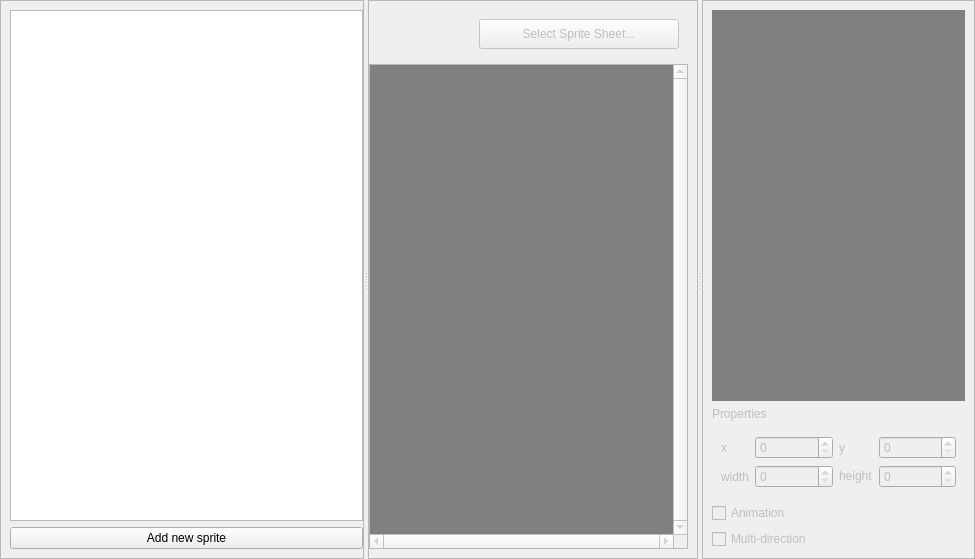
Qt form forms/spritesWidget.ui (PtiLuky/dummyeditor) before a commit.
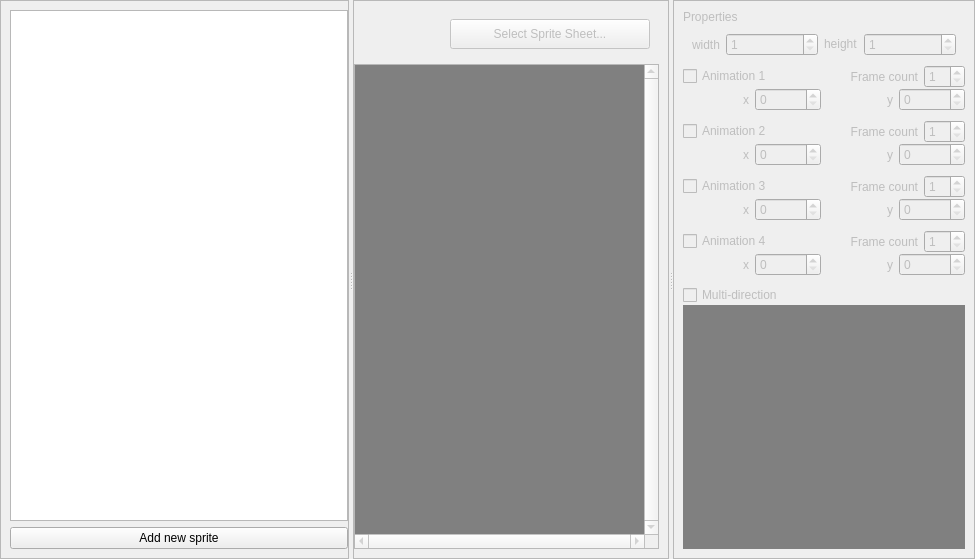
The same form after that commit.

Commit message: Complete Sprite tab

```diff
--- a/forms/spritesWidget.ui
+++ b/forms/spritesWidget.ui
@@ -167,7 +167,7 @@
               <rect>
                <x>0</x>
                <y>0</y>
-               <width>301</width>
+               <width>284</width>
                <height>466</height>
               </rect>
              </property>
@@ -219,16 +219,9 @@
        <enum>QFrame::Raised</enum>
       </property>
       <layout class="QVBoxLayout" name="verticalLayout_3">
-       <item>
-        <widget class="QLabel" name="image_preview">
-         <property name="styleSheet">
-          <string notr="true">background:grey</string>
-         </property>
-         <property name="text">
-          <string/>
-         </property>
-        </widget>
-       </item>
+       <property name="spacing">
+        <number>0</number>
+       </property>
        <item>
         <widget class="QLabel" name="label_2">
          <property name="sizePolicy">
@@ -250,21 +243,8 @@
            <verstretch>0</verstretch>
           </sizepolicy>
          </property>
-         <layout class="QGridLayout" name="gridLayout">
-          <item row="0" column="0">
-           <widget class="QLabel" name="lbl_x">
-            <property name="text">
-             <string>x</string>
-            </property>
-           </widget>
-          </item>
-          <item row="2" column="1">
-           <widget class="QSpinBox" name="input_width"/>
-          </item>
-          <item row="0" column="1">
-           <widget class="QSpinBox" name="input_x"/>
-          </item>
-          <item row="2" column="0">
+         <layout class="QHBoxLayout" name="horizontalLayout_8">
+          <item>
            <widget class="QLabel" name="lbl_width">
             <property name="sizePolicy">
              <sizepolicy hsizetype="Fixed" vsizetype="Preferred">
@@ -277,17 +257,14 @@
             </property>
            </widget>
           </item>
-          <item row="0" column="2">
-           <widget class="QLabel" name="lbl_y">
-            <property name="text">
-             <string>y</string>
+          <item>
+           <widget class="QSpinBox" name="input_width">
+            <property name="minimum">
+             <number>1</number>
             </property>
            </widget>
           </item>
-          <item row="0" column="3">
-           <widget class="QSpinBox" name="input_y"/>
-          </item>
-          <item row="2" column="2">
+          <item>
            <widget class="QLabel" name="lbl_height">
             <property name="sizePolicy">
              <sizepolicy hsizetype="Fixed" vsizetype="Fixed">
@@ -300,32 +277,461 @@
             </property>
            </widget>
           </item>
-          <item row="2" column="3">
-           <widget class="QSpinBox" name="input_height"/>
+          <item>
+           <widget class="QSpinBox" name="input_height">
+            <property name="minimum">
+             <number>1</number>
+            </property>
+           </widget>
           </item>
          </layout>
         </widget>
        </item>
        <item>
-        <widget class="QCheckBox" name="check_useAnimation">
-         <property name="enabled">
-          <bool>false</bool>
+        <widget class="QFrame" name="panel_anim1">
+         <property name="sizePolicy">
+          <sizepolicy hsizetype="Preferred" vsizetype="Fixed">
+           <horstretch>0</horstretch>
+           <verstretch>0</verstretch>
+          </sizepolicy>
          </property>
-         <property name="text">
-          <string>Animation</string>
+         <layout class="QHBoxLayout" name="horizontalLayout_5">
+          <property name="leftMargin">
+           <number>0</number>
+          </property>
+          <property name="topMargin">
+           <number>0</number>
+          </property>
+          <property name="rightMargin">
+           <number>0</number>
+          </property>
+          <property name="bottomMargin">
+           <number>0</number>
+          </property>
+          <item>
+           <widget class="QCheckBox" name="check_anim1">
+            <property name="text">
+             <string>Animation 1</string>
+            </property>
+           </widget>
+          </item>
+          <item>
+           <widget class="QLabel" name="label_3">
+            <property name="text">
+             <string>Frame count</string>
+            </property>
+            <property name="alignment">
+             <set>Qt::AlignRight|Qt::AlignTrailing|Qt::AlignVCenter</set>
+            </property>
+           </widget>
+          </item>
+          <item>
+           <widget class="QSpinBox" name="input_frameCount1">
+            <property name="sizePolicy">
+             <sizepolicy hsizetype="Fixed" vsizetype="Fixed">
+              <horstretch>0</horstretch>
+              <verstretch>0</verstretch>
+             </sizepolicy>
+            </property>
+            <property name="minimum">
+             <number>1</number>
+            </property>
+            <property name="maximum">
+             <number>16</number>
+            </property>
+           </widget>
+          </item>
+         </layout>
+        </widget>
+       </item>
+       <item>
+        <widget class="QFrame" name="panel_anim1_data">
+         <property name="sizePolicy">
+          <sizepolicy hsizetype="Preferred" vsizetype="Fixed">
+           <horstretch>0</horstretch>
+           <verstretch>0</verstretch>
+          </sizepolicy>
          </property>
+         <layout class="QHBoxLayout" name="horizontalLayout_7">
+          <property name="leftMargin">
+           <number>0</number>
+          </property>
+          <property name="topMargin">
+           <number>0</number>
+          </property>
+          <property name="rightMargin">
+           <number>0</number>
+          </property>
+          <property name="bottomMargin">
+           <number>0</number>
+          </property>
+          <item>
+           <widget class="QLabel" name="lbl_x">
+            <property name="text">
+             <string>x</string>
+            </property>
+            <property name="alignment">
+             <set>Qt::AlignRight|Qt::AlignTrailing|Qt::AlignVCenter</set>
+            </property>
+           </widget>
+          </item>
+          <item>
+           <widget class="QSpinBox" name="input_x1"/>
+          </item>
+          <item>
+           <widget class="QLabel" name="lbl_y">
+            <property name="text">
+             <string>y</string>
+            </property>
+            <property name="alignment">
+             <set>Qt::AlignRight|Qt::AlignTrailing|Qt::AlignVCenter</set>
+            </property>
+           </widget>
+          </item>
+          <item>
+           <widget class="QSpinBox" name="input_y1"/>
+          </item>
+         </layout>
+        </widget>
+       </item>
+       <item>
+        <widget class="QFrame" name="panel_anim2">
+         <property name="sizePolicy">
+          <sizepolicy hsizetype="Preferred" vsizetype="Fixed">
+           <horstretch>0</horstretch>
+           <verstretch>0</verstretch>
+          </sizepolicy>
+         </property>
+         <layout class="QHBoxLayout" name="horizontalLayout_6">
+          <property name="leftMargin">
+           <number>0</number>
+          </property>
+          <property name="topMargin">
+           <number>9</number>
+          </property>
+          <property name="rightMargin">
+           <number>0</number>
+          </property>
+          <property name="bottomMargin">
+           <number>0</number>
+          </property>
+          <item>
+           <widget class="QCheckBox" name="check_anim2">
+            <property name="text">
+             <string>Animation 2</string>
+            </property>
+           </widget>
+          </item>
+          <item>
+           <widget class="QLabel" name="label_4">
+            <property name="text">
+             <string>Frame count</string>
+            </property>
+            <property name="alignment">
+             <set>Qt::AlignRight|Qt::AlignTrailing|Qt::AlignVCenter</set>
+            </property>
+           </widget>
+          </item>
+          <item>
+           <widget class="QSpinBox" name="input_frameCount2">
+            <property name="sizePolicy">
+             <sizepolicy hsizetype="Fixed" vsizetype="Fixed">
+              <horstretch>0</horstretch>
+              <verstretch>0</verstretch>
+             </sizepolicy>
+            </property>
+            <property name="minimum">
+             <number>1</number>
+            </property>
+            <property name="maximum">
+             <number>16</number>
+            </property>
+           </widget>
+          </item>
+         </layout>
+        </widget>
+       </item>
+       <item>
+        <widget class="QWidget" name="panel_anim2_data" native="true">
+         <property name="sizePolicy">
+          <sizepolicy hsizetype="Preferred" vsizetype="Fixed">
+           <horstretch>0</horstretch>
+           <verstretch>0</verstretch>
+          </sizepolicy>
+         </property>
+         <layout class="QHBoxLayout" name="horizontalLayout_9">
+          <property name="leftMargin">
+           <number>0</number>
+          </property>
+          <property name="topMargin">
+           <number>0</number>
+          </property>
+          <property name="rightMargin">
+           <number>0</number>
+          </property>
+          <property name="bottomMargin">
+           <number>0</number>
+          </property>
+          <item>
+           <widget class="QLabel" name="label_5">
+            <property name="text">
+             <string>x</string>
+            </property>
+            <property name="alignment">
+             <set>Qt::AlignRight|Qt::AlignTrailing|Qt::AlignVCenter</set>
+            </property>
+           </widget>
+          </item>
+          <item>
+           <widget class="QSpinBox" name="input_x2"/>
+          </item>
+          <item>
+           <widget class="QLabel" name="label_6">
+            <property name="text">
+             <string>y</string>
+            </property>
+            <property name="alignment">
+             <set>Qt::AlignRight|Qt::AlignTrailing|Qt::AlignVCenter</set>
+            </property>
+           </widget>
+          </item>
+          <item>
+           <widget class="QSpinBox" name="input_y2"/>
+          </item>
+         </layout>
+        </widget>
+       </item>
+       <item>
+        <widget class="QFrame" name="panel_anim3">
+         <property name="sizePolicy">
+          <sizepolicy hsizetype="Preferred" vsizetype="Fixed">
+           <horstretch>0</horstretch>
+           <verstretch>0</verstretch>
+          </sizepolicy>
+         </property>
+         <layout class="QHBoxLayout" name="horizontalLayout_10">
+          <property name="leftMargin">
+           <number>0</number>
+          </property>
+          <property name="topMargin">
+           <number>9</number>
+          </property>
+          <property name="rightMargin">
+           <number>0</number>
+          </property>
+          <property name="bottomMargin">
+           <number>0</number>
+          </property>
+          <item>
+           <widget class="QCheckBox" name="check_anim3">
+            <property name="text">
+             <string>Animation 3</string>
+            </property>
+           </widget>
+          </item>
+          <item>
+           <widget class="QLabel" name="label_7">
+            <property name="text">
+             <string>Frame count</string>
+            </property>
+            <property name="alignment">
+             <set>Qt::AlignRight|Qt::AlignTrailing|Qt::AlignVCenter</set>
+            </property>
+           </widget>
+          </item>
+          <item>
+           <widget class="QSpinBox" name="input_frameCount3">
+            <property name="sizePolicy">
+             <sizepolicy hsizetype="Fixed" vsizetype="Fixed">
+              <horstretch>0</horstretch>
+              <verstretch>0</verstretch>
+             </sizepolicy>
+            </property>
+            <property name="minimum">
+             <number>1</number>
+            </property>
+            <property name="maximum">
+             <number>16</number>
+            </property>
+           </widget>
+          </item>
+         </layout>
+        </widget>
+       </item>
+       <item>
+        <widget class="QWidget" name="panel_anim3_data" native="true">
+         <property name="sizePolicy">
+          <sizepolicy hsizetype="Preferred" vsizetype="Fixed">
+           <horstretch>0</horstretch>
+           <verstretch>0</verstretch>
+          </sizepolicy>
+         </property>
+         <layout class="QHBoxLayout" name="horizontalLayout_11">
+          <property name="leftMargin">
+           <number>0</number>
+          </property>
+          <property name="topMargin">
+           <number>0</number>
+          </property>
+          <property name="rightMargin">
+           <number>0</number>
+          </property>
+          <property name="bottomMargin">
+           <number>0</number>
+          </property>
+          <item>
+           <widget class="QLabel" name="label_9">
+            <property name="text">
+             <string>x</string>
+            </property>
+            <property name="alignment">
+             <set>Qt::AlignRight|Qt::AlignTrailing|Qt::AlignVCenter</set>
+            </property>
+           </widget>
+          </item>
+          <item>
+           <widget class="QSpinBox" name="input_x3"/>
+          </item>
+          <item>
+           <widget class="QLabel" name="label_8">
+            <property name="text">
+             <string>y</string>
+            </property>
+            <property name="alignment">
+             <set>Qt::AlignRight|Qt::AlignTrailing|Qt::AlignVCenter</set>
+            </property>
+           </widget>
+          </item>
+          <item>
+           <widget class="QSpinBox" name="input_y3"/>
+          </item>
+         </layout>
+        </widget>
+       </item>
+       <item>
+        <widget class="QWidget" name="panel_anim4" native="true">
+         <property name="sizePolicy">
+          <sizepolicy hsizetype="Preferred" vsizetype="Fixed">
+           <horstretch>0</horstretch>
+           <verstretch>0</verstretch>
+          </sizepolicy>
+         </property>
+         <layout class="QHBoxLayout" name="horizontalLayout_12">
+          <property name="leftMargin">
+           <number>0</number>
+          </property>
+          <property name="topMargin">
+           <number>9</number>
+          </property>
+          <property name="rightMargin">
+           <number>0</number>
+          </property>
+          <property name="bottomMargin">
+           <number>0</number>
+          </property>
+          <item>
+           <widget class="QCheckBox" name="check_anim4">
+            <property name="text">
+             <string>Animation 4</string>
+            </property>
+           </widget>
+          </item>
+          <item>
+           <widget class="QLabel" name="label_10">
+            <property name="text">
+             <string>Frame count</string>
+            </property>
+            <property name="alignment">
+             <set>Qt::AlignRight|Qt::AlignTrailing|Qt::AlignVCenter</set>
+            </property>
+           </widget>
+          </item>
+          <item>
+           <widget class="QSpinBox" name="input_frameCount4">
+            <property name="sizePolicy">
+             <sizepolicy hsizetype="Fixed" vsizetype="Fixed">
+              <horstretch>0</horstretch>
+              <verstretch>0</verstretch>
+             </sizepolicy>
+            </property>
+            <property name="minimum">
+             <number>1</number>
+            </property>
+            <property name="maximum">
+             <number>16</number>
+            </property>
+           </widget>
+          </item>
+         </layout>
+        </widget>
+       </item>
+       <item>
+        <widget class="QWidget" name="panel_anim4_data" native="true">
+         <property name="sizePolicy">
+          <sizepolicy hsizetype="Preferred" vsizetype="Fixed">
+           <horstretch>0</horstretch>
+           <verstretch>0</verstretch>
+          </sizepolicy>
+         </property>
+         <layout class="QHBoxLayout" name="horizontalLayout_13">
+          <property name="leftMargin">
+           <number>0</number>
+          </property>
+          <property name="topMargin">
+           <number>0</number>
+          </property>
+          <property name="rightMargin">
+           <number>0</number>
+          </property>
+          <property name="bottomMargin">
+           <number>9</number>
+          </property>
+          <item>
+           <widget class="QLabel" name="label_12">
+            <property name="text">
+             <string>x</string>
+            </property>
+            <property name="alignment">
+             <set>Qt::AlignRight|Qt::AlignTrailing|Qt::AlignVCenter</set>
+            </property>
+           </widget>
+          </item>
+          <item>
+           <widget class="QSpinBox" name="input_x4"/>
+          </item>
+          <item>
+           <widget class="QLabel" name="label_11">
+            <property name="text">
+             <string>y</string>
+            </property>
+            <property name="alignment">
+             <set>Qt::AlignRight|Qt::AlignTrailing|Qt::AlignVCenter</set>
+            </property>
+           </widget>
+          </item>
+          <item>
+           <widget class="QSpinBox" name="input_y4"/>
+          </item>
+         </layout>
         </widget>
        </item>
        <item>
         <widget class="QCheckBox" name="check_useMultiDir">
-         <property name="enabled">
-          <bool>false</bool>
-         </property>
          <property name="text">
           <string>Multi-direction</string>
          </property>
         </widget>
        </item>
+       <item>
+        <widget class="QLabel" name="image_preview">
+         <property name="styleSheet">
+          <string notr="true">background:grey</string>
+         </property>
+         <property name="text">
+          <string/>
+         </property>
+        </widget>
+       </item>
       </layout>
      </widget>
     </widget>
```
Left out of the diff: 2 changed lines with no effect on the pictures. The commit also changes 4 other files.
